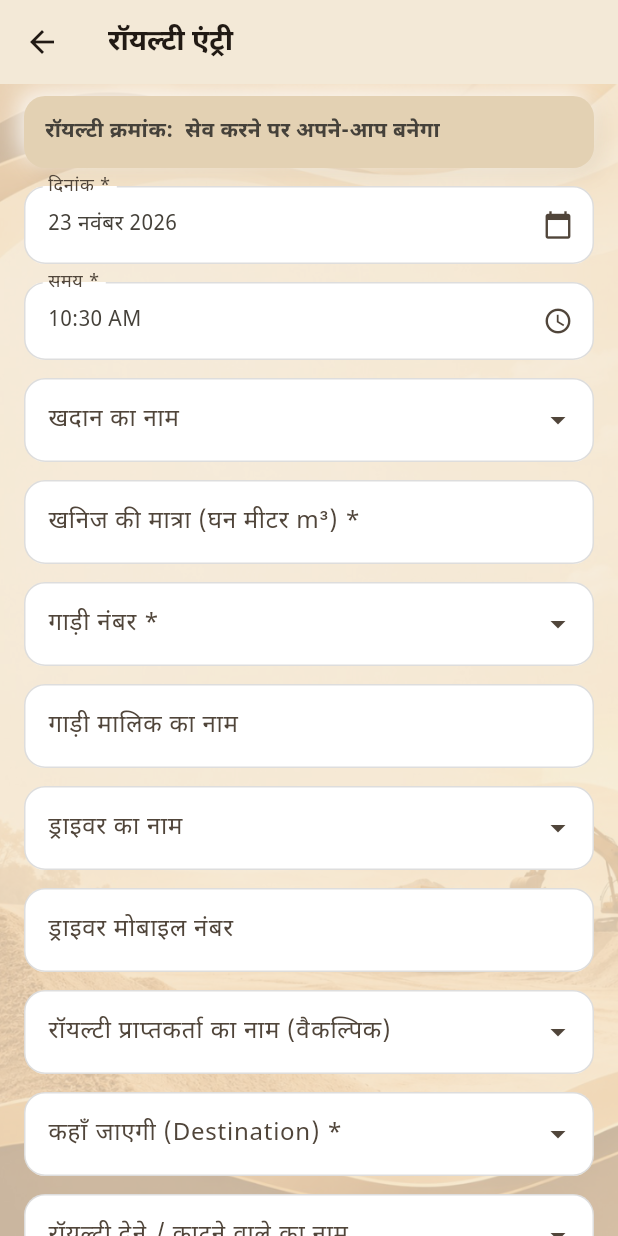
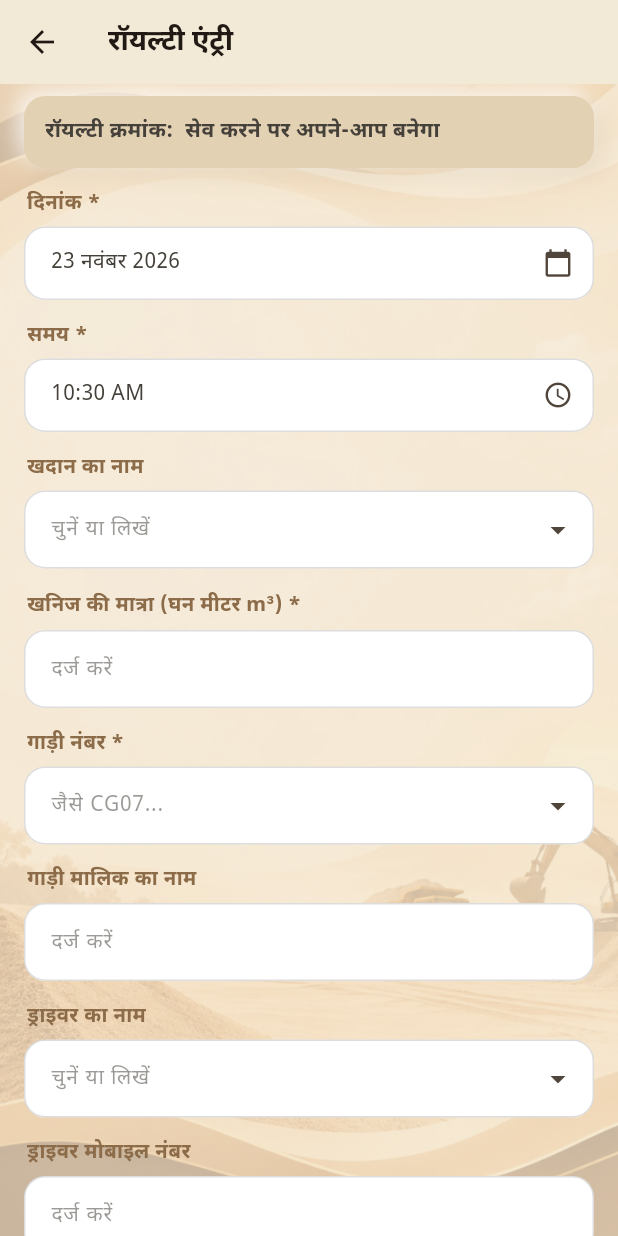
Before and after one commit to pravindhiver9-png/ret_khadan_app1, a Flutter app: the screen it shows after launch, after a tap on "रॉयल्टी एंट्री", on a phone screen of 412 x 824 dp. Run offline on Flutter 3.47's test engine with Material 3 defaults, Android fonts, the phone set to English and light mode, and no system bars; our stand-ins replace file_picker, image_picker, share_plus, shared_preferences.

Commit message:
Update ui.dart

```diff
--- a/lib/ui.dart
+++ b/lib/ui.dart
@@ -1,5 +1,6 @@
 import 'dart:io';
 import 'package:flutter/material.dart';
+import 'package:flutter/services.dart';
 import 'package:image_picker/image_picker.dart';
 import 'pdf.dart';
 import 'store.dart';
@@ -23,19 +24,29 @@ BoxDecoration neo({double r = 20, Color c = Colors.white}) => BoxDecoration(
       ],
     );
 
-InputDecoration dec(String l, {Widget? suffix}) {
+InputDecoration dec(String hint, {Widget? suffix}) {
   OutlineInputBorder b(Color c, double w) =>
       OutlineInputBorder(borderRadius: BorderRadius.circular(14), borderSide: BorderSide(color: c, width: w));
   return InputDecoration(
-    labelText: l,
+    hintText: hint,
+    hintStyle: const TextStyle(color: Color(0x8845413A), fontSize: 14),
     suffixIcon: suffix,
     filled: true,
     fillColor: Colors.white,
+    contentPadding: const EdgeInsets.symmetric(horizontal: 14, vertical: 14),
     border: b(Colors.transparent, 0),
     enabledBorder: b(const Color(0x22000000), 1),
     focusedBorder: b(kBrown, 1.5),
   );
 }
+
+Widget _fieldHeading(String title) => Padding(
+      padding: const EdgeInsets.only(bottom: 6, left: 2),
+      child: Text(
+        title,
+        style: const TextStyle(fontSize: 13.5, fontWeight: FontWeight.w700, color: kBrown),
+      ),
+    );
 
 Widget bigBtn(String t, IconData i, VoidCallback f, {bool dark = true}) => InkWell(
       onTap: f,
@@ -121,6 +132,13 @@ class _FS extends State<FormPage> {
   final c = <String, TextEditingController>{};
   final fn = <String, FocusNode>{};
 
+  static final TextInputFormatter _upperFormatter = TextInputFormatter.withFunction(
+    (oldValue, newValue) => newValue.copyWith(
+      text: newValue.text.toUpperCase(),
+      selection: newValue.selection,
+    ),
+  );
+
   @override
   void initState() {
     super.initState();
@@ -141,19 +159,40 @@ class _FS extends State<FormPage> {
   TextEditingController ctl(String k) => c.putIfAbsent(k, () => TextEditingController(text: '${v[k] ?? ''}'));
   FocusNode fnode(String k) => fn.putIfAbsent(k, () => FocusNode());
 
-  void set(String k, dynamic val) {
-    v[k] = val;
-    final t = c[k];
-    if (t != null && t.text != '${val ?? ''}') t.text = '${val ?? ''}';
+  bool _isVehicle(FD f) => f.k == 'vehicle';
+
+  TextCapitalization _capFor(FD f) {
+    if (_isVehicle(f)) return TextCapitalization.characters;
+    if (f.t == 'text' || f.t == 'sug' || f.t == 'note') return TextCapitalization.sentences;
+    return TextCapitalization.none;
   }
 
-  void change(String k, dynamic val) => setState(() {
-        v[k] = val;
+  List<TextInputFormatter>? _fmtFor(FD f) => _isVehicle(f) ? [_upperFormatter] : null;
+
+  void _goNext(BuildContext ctx) => FocusScope.of(ctx).nextFocus();
+
+  void set(String k, dynamic val) {
+    final finalVal = (k == 'vehicle' && val != null) ? '$val'.toUpperCase() : val;
+    v[k] = finalVal;
+    final t = c[k];
+    if (t != null && t.text != '${finalVal ?? ''}') {
+      t.value = TextEditingValue(
+        text: '${finalVal ?? ''}',
+        selection: TextSelection.collapsed(offset: '${finalVal ?? ''}'.length),
+      );
+    }
+  }
+
+  void change(String k, dynamic val) {
+    final finalVal = (k == 'vehicle' && val != null) ? '$val'.toUpperCase() : val;
+    setState(() {
+      v[k] = finalVal;
       widget.hook?.call(k, v, set);
     });
+  }
 
   bool vis(FD f) => f.show == null || f.show!(v);
-  Widget pad(Widget w) => Padding(padding: const EdgeInsets.only(bottom: 12), child: w);
+  Widget pad(Widget w) => Padding(padding: const EdgeInsets.only(bottom: 14), child: w);
 
   String valText(FD f) {
     final x = v[f.k];
@@ -228,15 +267,31 @@ class _FS extends State<FormPage> {
       case 'num':
       case 'phone':
       case 'note':
-        return pad(TextField(
+        final isNote = f.t == 'note';
+        return pad(Column(crossAxisAlignment: CrossAxisAlignment.start, children: [
+          _fieldHeading(lbl),
+          Builder(
+            builder: (ctx) => TextField(
               controller: ctl(f.k),
-          keyboardType: f.t == 'num' ? const TextInputType.numberWithOptions(decimal: true) : f.t == 'phone' ? TextInputType.phone : TextInputType.text,
-          maxLines: f.t == 'note' ? 3 : 1,
-          decoration: dec(lbl),
+              keyboardType: f.t == 'num'
+                  ? const TextInputType.numberWithOptions(decimal: true)
+                  : f.t == 'phone'
+                      ? TextInputType.phone
+                      : TextInputType.text,
+              textCapitalization: _capFor(f),
+              inputFormatters: _fmtFor(f),
+              textInputAction: isNote ? TextInputAction.newline : TextInputAction.next,
+              onSubmitted: isNote ? null : (_) => _goNext(ctx),
+              maxLines: isNote ? 3 : 1,
+              decoration: dec(isNote ? 'यहाँ लिखें' : 'दर्ज करें'),
               onChanged: (s) => change(f.k, s),
-        ));
+            ),
+          ),
+        ]));
       case 'sug':
-        return pad(RawAutocomplete<String>(
+        return pad(Column(crossAxisAlignment: CrossAxisAlignment.start, children: [
+          _fieldHeading(lbl),
+          RawAutocomplete<String>(
             textEditingController: ctl(f.k),
             focusNode: fnode(f.k),
             optionsBuilder: (tv) {
@@ -244,11 +299,18 @@ class _FS extends State<FormPage> {
               final q = tv.text.trim().toLowerCase();
               return q.isEmpty ? o : o.where((e) => e.toLowerCase().contains(q));
             },
-          onSelected: (s) => change(f.k, s),
+            onSelected: (s) {
+              change(f.k, s);
+              _goNext(context);
+            },
             fieldViewBuilder: (ctx, tc, fnode, _) => TextField(
               controller: tc,
               focusNode: fnode,
-            decoration: dec(lbl, suffix: const Icon(Icons.arrow_drop_down)),
+              textCapitalization: _capFor(f),
+              inputFormatters: _fmtFor(f),
+              textInputAction: TextInputAction.next,
+              onSubmitted: (_) => _goNext(ctx),
+              decoration: dec(_isVehicle(f) ? 'जैसे CG07...' : 'चुनें या लिखें', suffix: const Icon(Icons.arrow_drop_down)),
               onChanged: (s) => change(f.k, s),
             ),
             optionsViewBuilder: (ctx, onSel, options) => Align(
@@ -266,35 +328,41 @@ class _FS extends State<FormPage> {
                 ),
               ),
             ),
-        ));
+          ),
+        ]));
       case 'date':
-        return pad(InkWell(
+        return pad(Column(crossAxisAlignment: CrossAxisAlignment.start, children: [
+          _fieldHeading(lbl),
+          InkWell(
             onTap: () async {
               final d = await showDatePicker(context: context, initialDate: dparse(v[f.k]), firstDate: DateTime(2020), lastDate: DateTime(2100));
               if (d != null) change(f.k, dkey(d));
             },
-          child: InputDecorator(decoration: dec(lbl, suffix: const Icon(Icons.calendar_today, size: 20)), child: Text(dShow(v[f.k]))),
-        ));
+            child: InputDecorator(decoration: dec('तारीख चुनें', suffix: const Icon(Icons.calendar_today, size: 20)), child: Text(dShow(v[f.k]))),
+          ),
+        ]));
       case 'time':
         final has = '${v[f.k] ?? ''}'.isNotEmpty;
-        return pad(InkWell(
+        return pad(Column(crossAxisAlignment: CrossAxisAlignment.start, children: [
+          _fieldHeading(lbl),
+          InkWell(
             onTap: () async {
               final p = '${v[f.k] ?? tnow()}'.split(':');
               final t = await showTimePicker(context: context, initialTime: TimeOfDay(hour: int.parse(p[0]), minute: int.parse(p[1])));
               if (t != null) change(f.k, '${two(t.hour)}:${two(t.minute)}');
             },
             child: InputDecorator(
-            decoration: dec(lbl,
+              decoration: dec('समय चुनें',
                   suffix: has && !f.req
                       ? IconButton(icon: const Icon(Icons.close, size: 20), onPressed: () => change(f.k, ''))
                       : const Icon(Icons.access_time, size: 20)),
               child: Text(has ? tShow(v[f.k]) : '—'),
             ),
-        ));
+          ),
+        ]));
       case 'pick':
         return pad(Column(crossAxisAlignment: CrossAxisAlignment.start, children: [
-          Text(lbl, style: const TextStyle(color: kBrown)),
-          const SizedBox(height: 6),
+          _fieldHeading(lbl),
           Wrap(spacing: 8, children: [
             for (final o in f.opts!(v)) ChoiceChip(label: Text(o), selected: v[f.k] == o, onSelected: (_) => change(f.k, o)),
           ]),
@@ -303,8 +371,7 @@ class _FS extends State<FormPage> {
         final o = f.opts!(v);
         final sel = List<String>.from((v[f.k] ?? []) as List);
         return pad(Column(crossAxisAlignment: CrossAxisAlignment.start, children: [
-          Text(lbl, style: const TextStyle(color: kBrown)),
-          const SizedBox(height: 6),
+          _fieldHeading(lbl),
           if (o.isEmpty) const Text('पहले ऊपर नाम भरें', style: TextStyle(fontSize: 13)),
           Wrap(spacing: 8, children: [
             for (final x in o)
@@ -330,7 +397,7 @@ class _FS extends State<FormPage> {
       case 'photo':
         final p = '${v[f.k] ?? ''}';
         return pad(Column(crossAxisAlignment: CrossAxisAlignment.start, children: [
-          Text(f.label, style: const TextStyle(color: kBrown)),
+          _fieldHeading(f.label),
           Row(children: [
             TextButton.icon(onPressed: () => pickPhoto(f.k, ImageSource.camera), icon: const Icon(Icons.photo_camera), label: const Text('कैमरा')),
             TextButton.icon(onPressed: () => pickPhoto(f.k, ImageSource.gallery), icon: const Icon(Icons.photo_library), label: const Text('गैलरी')),
@@ -347,10 +414,11 @@ class _FS extends State<FormPage> {
         while (ps.length < cnt) {
           ps.add({'n': '', 'c': ''});
         }
-        return pad(Column(children: [
+        return pad(Column(crossAxisAlignment: CrossAxisAlignment.start, children: [
+          _fieldHeading('कितने लोग आए'),
           DropdownButtonFormField<int>(
             value: cnt,
-            decoration: dec('कितने लोग आए'),
+            decoration: dec('संख्या चुनें'),
             items: [for (var i = 1; i <= 15; i++) DropdownMenuItem(value: i, child: Text('$i'))],
             onChanged: (x) => change('cnt', x ?? 1),
           ),
@@ -359,9 +427,33 @@ class _FS extends State<FormPage> {
             Padding(
               padding: const EdgeInsets.only(bottom: 8),
               child: Row(children: [
-                Expanded(child: TextFormField(key: ValueKey('pn$i'), initialValue: '${ps[i]['n']}', decoration: dec('नाम ${i + 1} (वैकल्पिक)'), onChanged: (s) => ps[i]['n'] = s)),
+                Expanded(
+                  child: Builder(
+                    builder: (ctx) => TextFormField(
+                      key: ValueKey('pn$i'),
+                      initialValue: '${ps[i]['n']}',
+                      textCapitalization: TextCapitalization.sentences,
+                      textInputAction: TextInputAction.next,
+                      onFieldSubmitted: (_) => _goNext(ctx),
+                      decoration: dec('नाम ${i + 1} (वैकल्पिक)'),
+                      onChanged: (s) => ps[i]['n'] = s,
+                    ),
+                  ),
+                ),
                 const SizedBox(width: 8),
-                Expanded(child: TextFormField(key: ValueKey('pc$i'), initialValue: '${ps[i]['c']}', decoration: dec('चैनल / प्रेस'), onChanged: (s) => ps[i]['c'] = s)),
+                Expanded(
+                  child: Builder(
+                    builder: (ctx) => TextFormField(
+                      key: ValueKey('pc$i'),
+                      initialValue: '${ps[i]['c']}',
+                      textCapitalization: TextCapitalization.sentences,
+                      textInputAction: TextInputAction.next,
+                      onFieldSubmitted: (_) => _goNext(ctx),
+                      decoration: dec('चैनल / प्रेस'),
+                      onChanged: (s) => ps[i]['c'] = s,
+                    ),
+                  ),
+                ),
               ]),
             ),
         ]));
@@ -439,14 +531,14 @@ class RngBar extends StatelessWidget {
 
 class RecordList extends StatefulWidget {
   final String title, pdfName;
-  final List<Map<String, dynamic>> Function() source;
+  final List> Function() source;
   final List<String> cols;
   final List<double> w;
   final List<String> Function(Map<String, dynamic> r, int i) row;
   final String Function(Map<String, dynamic> r) tTitle, tSub, tAmt;
   final Future<void> Function(Map<String, dynamic>? r) edit;
   final Future<void> Function(Map<String, dynamic> r) del;
-  final List<String> Function(List<Map<String, dynamic>> recs)? notes;
+  final List<String> Function(List> recs)? notes;
   final List<Widget> extras;
   const RecordList({
     super.key, required this.title, required this.pdfName, required this.source, required this.cols, required this.w,
@@ -462,7 +554,7 @@ class _RL extends State<RecordList> {
 
   int cmp(Map a, Map b) => '${b['date']} ${b['time'] ?? ''} ${b['id']}'.compareTo('${a['date']} ${a['time'] ?? ''} ${a['id']}');
 
-  Map<String, List<Map<String, dynamic>>> groups(bool asc) {
+  Map<String, List>> groups(bool asc) {
     final l = widget.source().where((r) => rng.ok(r['date'])).toList()..sort(cmp);
     final dates = l.map((r) => '${r['date']}').toSet().toList()..sort();
     if (!asc) dates.sort((a, b) => b.compareTo(a));
```
Lines whose indentation alone changed are shown as unchanged.
